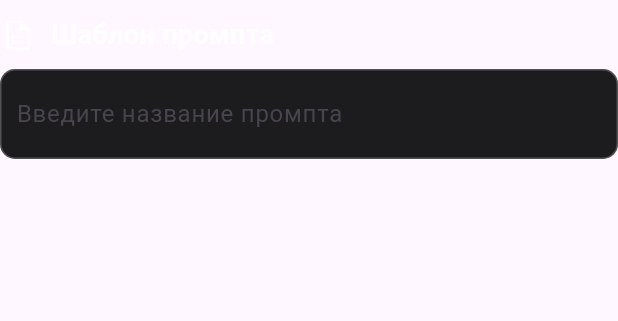
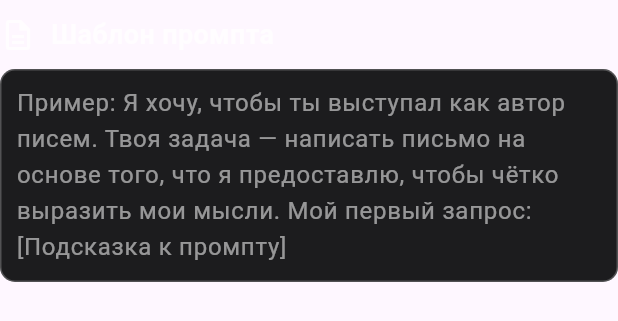
Before and after one commit to Sinikamia/gpt_prompt_builder, a Flutter app: the TextFieldUniversal widget shown alone on an empty page, opened directly, on a phone screen of 412 x 824 dp. Shown: the top 321 px of the screen. Run offline on Flutter 3.47's test engine with Material 3 defaults, Android fonts, the phone set to English and light mode, and no system bars.

Commit message:
category universal

```diff
--- a/lib/features/prompt_generation/presentation/ui/prompt_generation_screen.dart
+++ b/lib/features/prompt_generation/presentation/ui/prompt_generation_screen.dart
@@ -1,11 +1,18 @@
 import 'package:flutter/material.dart';
 import 'package:gpt_prompt_builder/features/prompt_generation/presentation/ui/widgets/button_prompt_generation.dart';
+import 'package:gpt_prompt_builder/features/prompt_generation/presentation/ui/widgets/category_universal.dart';
 import 'package:gpt_prompt_builder/features/prompt_generation/presentation/ui/widgets/text_field_universal.dart';
 import 'package:gpt_prompt_builder/shared/widgets/app_bar/app_bar_universal.dart';
 
-class PromptGenerationScreen extends StatelessWidget {
-  const PromptGenerationScreen({super.key});
+class PromptGenerationScreen extends StatefulWidget {
+  final String selectedCategory;
+  const PromptGenerationScreen({super.key, required this.selectedCategory});
 
+  @override
+  State<PromptGenerationScreen> createState() => _PromptGenerationScreenState();
+}
+
+class _PromptGenerationScreenState extends State<PromptGenerationScreen> {
   @override
   Widget build(BuildContext context) {
     return Scaffold(
@@ -24,22 +31,34 @@ class PromptGenerationScreen extends StatelessWidget {
             TextFieldUniversal(
               text: 'Шаблон промпта',
               icon: Icons.description_outlined,
-              hintText: 'Введите название промпта',
+              hintText:
+                  'Пример: Я хочу, чтобы ты выступал как автор писем. Твоя задача — написать письмо на основе того, что я предоставлю, чтобы чётко выразить мои мысли. Мой первый запрос: [Подсказка к промпту]',
             ),
             TextFieldUniversal(
               text: 'Описание',
               icon: Icons.edit_note,
-              hintText: 'Введите описание промпта',
+              hintText: 'Пример: Сделай письмо более профессиональным',
             ),
             TextFieldUniversal(
               text: 'Подсказка к промпту',
               icon: Icons.tips_and_updates_outlined,
-              hintText: 'Введите параметры промпта',
+              hintText: 'Пример: Тема вашего письма',
             ),
             TextFieldUniversal(
               text: 'Название промпта',
               icon: Icons.drive_file_rename_outline,
-              hintText: 'Введите пример промпта',
+              hintText: 'Пример: Лучший шаблон письма',
+            ),
+            SizedBox(height: 20),
+            CategoryUniversal(
+              text: 'Категория',
+              textCategory: 'Категория',
+              onTap: () {},
+            ),
+            CategoryUniversal(
+              text: 'Подкатегория',
+              textCategory: 'Подкатегория',
+              onTap: () {},
             ),
             SizedBox(height: 20),
             ButtonPromptGeneration(text: 'Сгенерировать промпт', onTap: () {}),
--- a/lib/features/prompt_generation/presentation/ui/widgets/text_field_universal.dart
+++ b/lib/features/prompt_generation/presentation/ui/widgets/text_field_universal.dart
@@ -21,6 +21,7 @@ class TextFieldUniversal extends StatelessWidget {
     return Padding(
       padding: const EdgeInsets.symmetric(vertical: 10.0), // padding(.0),
       child: Column(
+        crossAxisAlignment: CrossAxisAlignment.start,
         children: [
           Row(
             children: [
@@ -31,21 +32,28 @@ class TextFieldUniversal extends StatelessWidget {
           ),
           const SizedBox(height: 10),
           Container(
+            width: double.infinity,
             decoration: BoxDecoration(
               color: const Color(0xFF1C1C1E),
               borderRadius: const BorderRadius.all(Radius.circular(10)),
               border: Border.all(color: Colors.white24, width: 1),
             ),
-            child: Padding(
-              padding: const EdgeInsets.symmetric(
-                horizontal: 10.0,
-                vertical: 5.0,
-              ), // padding(8.0),
-              child: TextField(
-                decoration: InputDecoration(
-                  border: InputBorder.none,
-                  fillColor: Colors.white,
-                  hintText: hintText,
+            child: TextField(
+              maxLines: null,
+              minLines: 1,
+              style: const TextStyle(color: Colors.white),
+              decoration: InputDecoration(
+                isCollapsed: true,
+                contentPadding: const EdgeInsets.symmetric(
+                  horizontal: 10.0,
+                  vertical: 10.0,
+                ),
+                border: InputBorder.none,
+                hintText: hintText,
+                hintStyle: const TextStyle(
+                  color: Colors.white54,
+                  fontSize: 16,
+                  overflow: TextOverflow.visible,
                 ),
               ),
             ),
```
Also changed, not shown: lib/features/prompt_generation/presentation/ui/widgets/category_universal.dart (+64 -0 lines).
